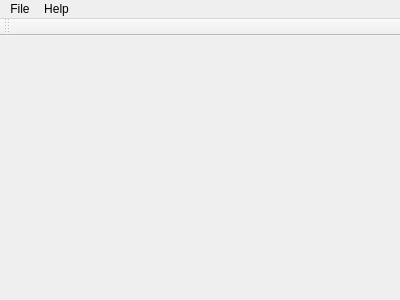
Gris87/SystemAnalyzer, file src/main/mainwindow.ui: the form before one commit.
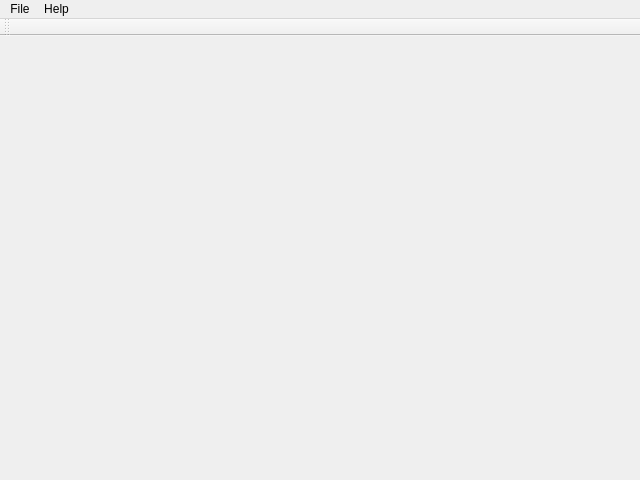
The form after the commit.

What changed in the file:
```diff
--- a/src/main/mainwindow.ui
+++ b/src/main/mainwindow.ui
@@ -6,8 +6,8 @@
    <rect>
     <x>0</x>
     <y>0</y>
-    <width>400</width>
-    <height>300</height>
+    <width>640</width>
+    <height>480</height>
    </rect>
   </property>
   <property name="windowTitle">
@@ -19,7 +19,7 @@
     <rect>
      <x>0</x>
      <y>0</y>
-     <width>400</width>
+     <width>640</width>
      <height>21</height>
     </rect>
    </property>
```
Left out of the diff: 2 changed lines with no effect on the pictures.
